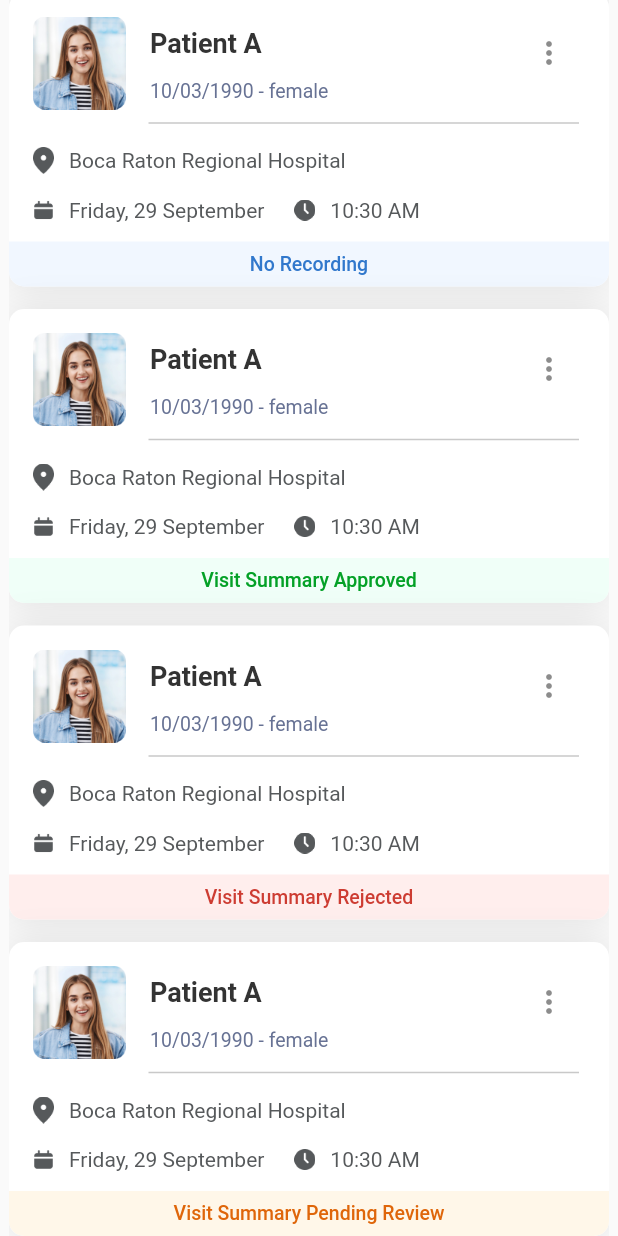
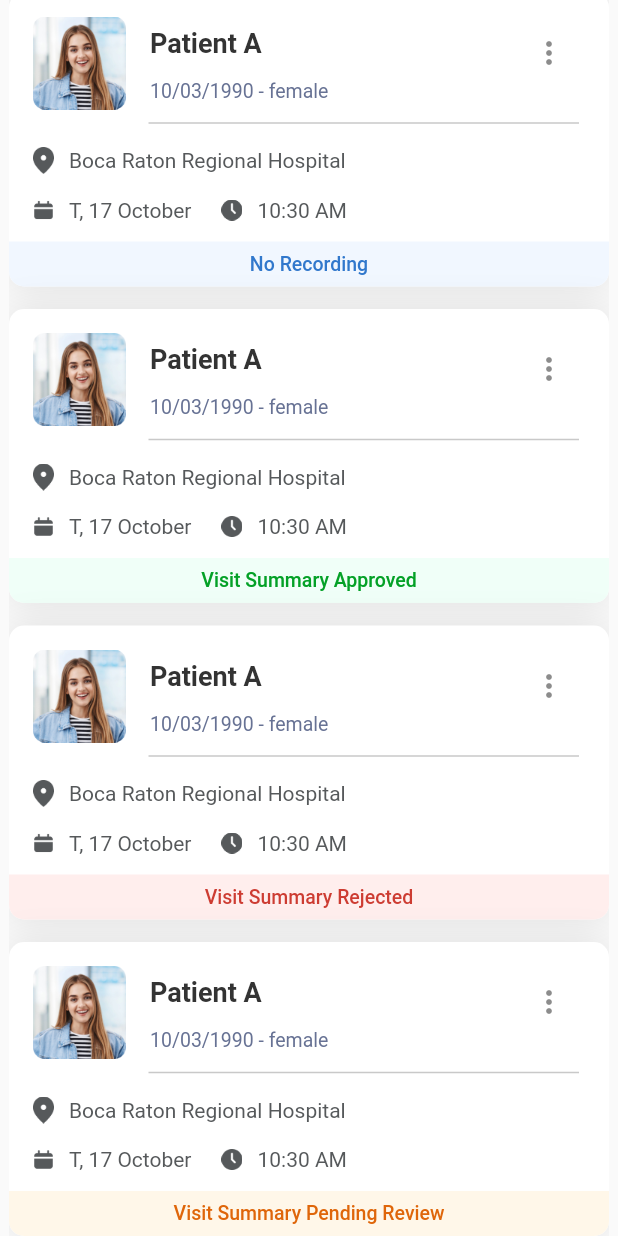
Before and after one commit to rohansolse/recorder_poc, a Flutter app: the screen it shows after launch, scrolled down 257 dp, on a phone screen of 412 x 824 dp. Run offline on Flutter 3.47's test engine with Material 2 defaults, Android fonts, the phone set to English and light mode, and no system bars; missing offline and left inert: dart:ffi; Roboto replaces fonts that are missing (Archivo).

Commit message:
date changes done

```diff
--- a/lib/main.dart
+++ b/lib/main.dart
@@ -18,8 +18,6 @@ class MyApp extends StatefulWidget {
 class _MyAppState extends State<MyApp> {
   @override
   Widget build(BuildContext context) {
-    String tdata = DateFormat("hh:mm a").format(DateTime.now());
-    print(tdata);
     return SafeArea(
       child: MaterialApp(
         home: Scaffold(
@@ -73,7 +71,7 @@ class _MyAppState extends State<MyApp> {
                     dob: '10/03/1990',
                     gender: 'female',
                     address: 'Boca Raton Regional Hospital',
-                    date: 'Friday, 29 September',
+                    date: DateTime.now(),
                     time: DateTime.now(),
                     status: Status.noRecording,
                   ),
@@ -83,7 +81,7 @@ class _MyAppState extends State<MyApp> {
                     dob: '10/03/1990',
                     gender: 'female',
                     address: 'Boca Raton Regional Hospital',
-                    date: 'Friday, 29 September',
+                    date: DateTime.now(),
                     time: DateTime.now(),
                     status: Status.approved,
                   ),
@@ -93,7 +91,7 @@ class _MyAppState extends State<MyApp> {
                     dob: '10/03/1990',
                     gender: 'female',
                     address: 'Boca Raton Regional Hospital',
-                    date: 'Friday, 29 September',
+                    date: DateTime.now(),
                     time: DateTime.now(),
                     status: Status.rejected,
                   ),
@@ -103,7 +101,7 @@ class _MyAppState extends State<MyApp> {
                     dob: '10/03/1990',
                     gender: 'female',
                     address: 'Boca Raton Regional Hospital',
-                    date: 'Friday, 29 September',
+                    date: DateTime.now(),
                     time: DateTime.now(),
                     status: Status.pending,
                   ),
--- a/lib/widgets/patientCard.dart
+++ b/lib/widgets/patientCard.dart
@@ -19,7 +19,7 @@ class PatientCard extends StatelessWidget {
   final String dob;
   final String gender;
   final String address;
-  final String date;
+  final DateTime date;
   final DateTime time;
   final Enum status;
 
@@ -140,7 +140,7 @@ class PatientCard extends StatelessWidget {
                     ),
                     const SizedBox(width: 10),
                     Text(
-                      date,
+                      DateFormat("EEEEE, dd MMMM").format(date),
                       style: const TextStyle(
                         color: AppConstants.contentColor,
                       ),
```
